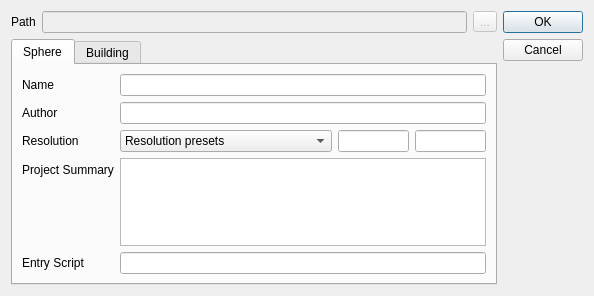
Eggbertx/QtSphere-IDE, file ui/projectpropertiesdialog.ui: the form before one commit.
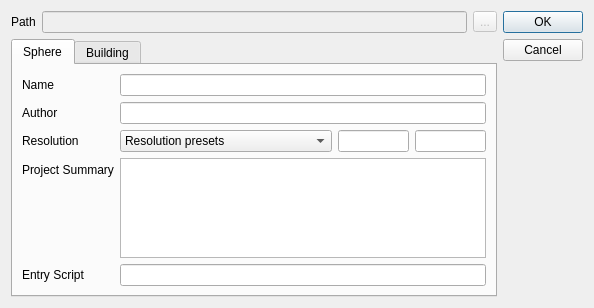
The form after the commit.

Commit message: Add resolution preset slot and partially implement project properties accepted slot

The edit to the form file:
```diff
--- a/ui/projectpropertiesdialog.ui
+++ b/ui/projectpropertiesdialog.ui
@@ -7,7 +7,7 @@
     <x>0</x>
     <y>0</y>
     <width>594</width>
-    <height>296</height>
+    <height>308</height>
    </rect>
   </property>
   <property name="windowTitle">
```
The commit also changes 2 other files.
